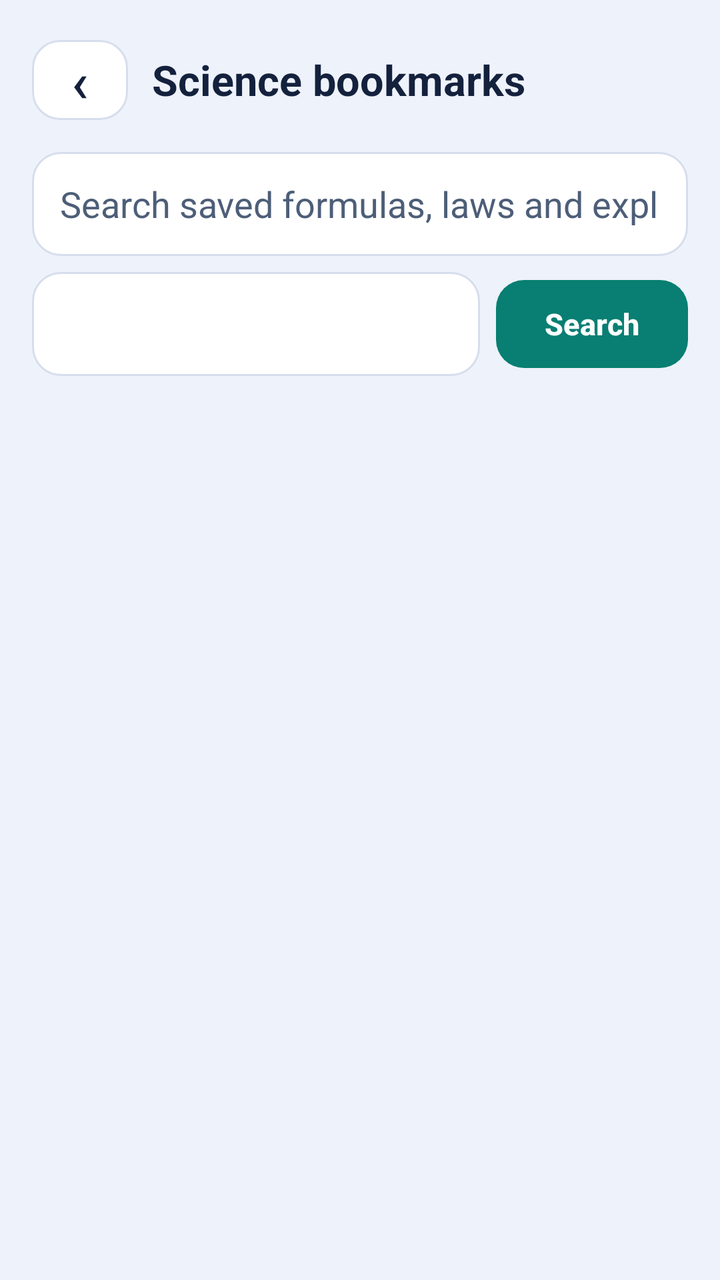
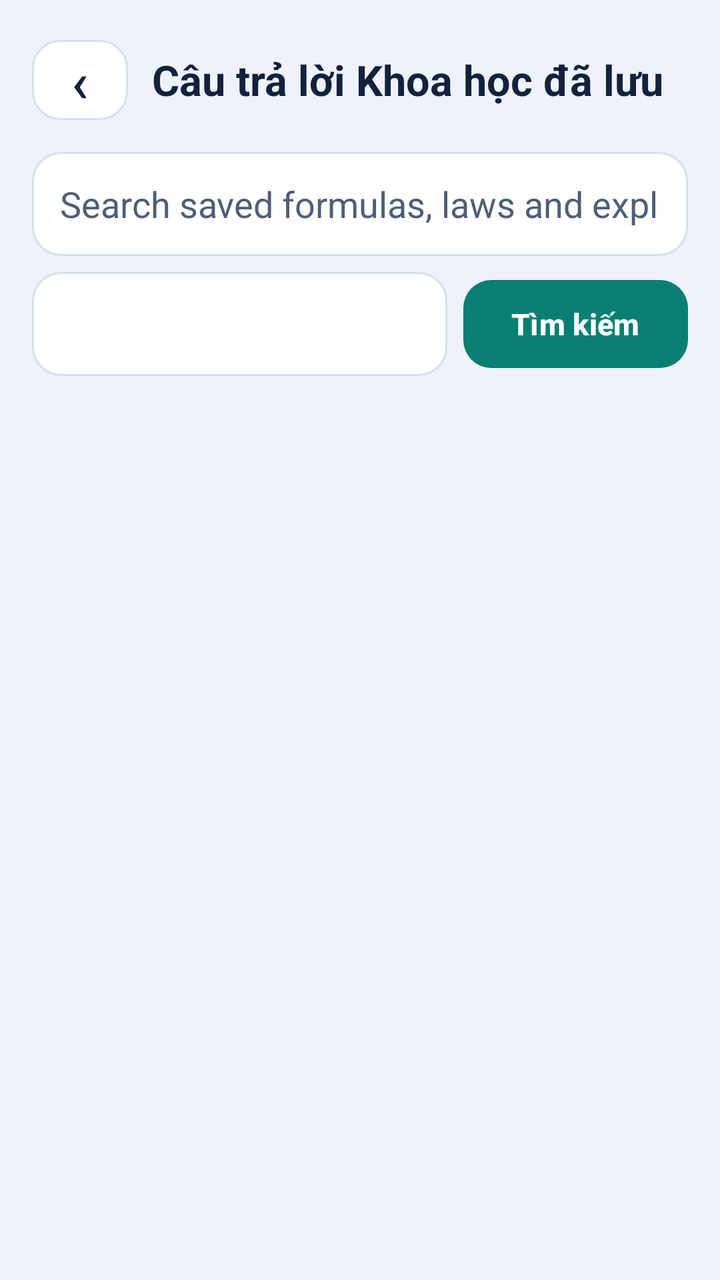

Two renders of the same Android screen: before a commit and after it. Below are the layout's source before the change and the commit's diff.
<!-- AndroidManifest.xml: application theme Theme.ScienceFeature -->
<!-- res/layout/activity_science_bookmarks.xml -->
<LinearLayout xmlns:android="http://schemas.android.com/apk/res/android" android:layout_width="match_parent" android:layout_height="match_parent" android:background="@color/science_background" android:orientation="vertical" android:padding="16dp">

    <LinearLayout android:layout_width="match_parent" android:layout_height="wrap_content" android:gravity="center_vertical" android:orientation="horizontal">

        <Button android:id="@+id/btnBookmarksBack" style="@style/ScienceSquareIconButton" android:contentDescription="Back" android:text="‹" android:textSize="28sp" />

        <TextView style="@style/ScienceHeaderTitle" android:layout_width="0dp" android:layout_height="wrap_content" android:layout_marginStart="12dp" android:layout_weight="1" android:text="Science bookmarks" />
    </LinearLayout>

    <EditText android:id="@+id/etBookmarkSearch" android:layout_width="match_parent" android:layout_height="52dp" android:layout_marginTop="12dp" android:background="@drawable/science_field_background" android:hint="Search saved formulas, laws and explanations" android:inputType="text" android:paddingHorizontal="14dp" android:textColor="@color/science_text_primary" android:textColorHint="@color/science_text_secondary" />

    <LinearLayout android:layout_width="match_parent" android:layout_height="wrap_content" android:layout_marginTop="8dp" android:orientation="horizontal">

        <Spinner android:id="@+id/spBookmarkSubject" android:layout_width="0dp" android:layout_height="52dp" android:layout_weight="1" android:background="@drawable/science_field_background" android:contentDescription="Filter bookmarks by science subject" android:paddingStart="10dp" android:paddingEnd="8dp" />

        <Button android:id="@+id/btnBookmarkSearch" style="@style/SciencePrimaryButton" android:layout_width="wrap_content" android:layout_height="wrap_content" android:layout_marginStart="8dp" android:minWidth="96dp" android:text="Search" android:minHeight="52dp" />
    </LinearLayout>

    <TextView android:id="@+id/tvBookmarksEmpty" style="@style/ScienceSecondaryText" android:layout_width="match_parent" android:layout_height="wrap_content" android:layout_marginTop="24dp" android:gravity="center" android:text="No bookmarks found." android:visibility="gone" />

    <androidx.recyclerview.widget.RecyclerView android:id="@+id/rvScienceBookmarks" android:layout_width="match_parent" android:layout_height="0dp" android:layout_marginTop="8dp" android:layout_weight="1" android:clipToPadding="false" android:paddingBottom="8dp" />
</LinearLayout>
<!-- resources referenced by this layout -->
<resources>
  <color name="science_background">#EEF2FA</color>
  <color name="science_text_primary">#14213D</color>
  <color name="science_text_secondary">#4D5E78</color>
  <style name="ScienceHeaderTitle"><item name="android:textColor">@color/science_text_primary</item><item name="android:textSize">21sp</item><item name="android:textStyle">bold</item></style>
  <style name="SciencePrimaryButton" parent="Widget.Material3.Button">
          <item name="android:minHeight">48dp</item><item name="android:textColor">@color/science_on_primary</item>
          <item name="backgroundTint">@color/science_primary</item><item name="cornerRadius">14dp</item>
          <item name="android:textAllCaps">false</item><item name="android:textStyle">bold</item><item name="android:textSize">15sp</item>
      </style>
  <style name="ScienceSecondaryText"><item name="android:textColor">@color/science_text_secondary</item><item name="android:textSize">15sp</item></style>
  <style name="Theme.ScienceFeature" parent="Theme.Material3.DayNight.NoActionBar">
          <item name="colorPrimary">@color/science_primary</item>
          <item name="colorOnPrimary">@color/science_on_primary</item>
          <item name="colorPrimaryContainer">@color/science_primary_container</item>
          <item name="colorSurface">@color/science_surface</item>
          <item name="colorOnSurface">@color/science_text_primary</item>
          <item name="android:windowLightStatusBar">true</item>
          <item name="android:navigationBarColor">@color/science_surface</item>
          <item name="android:statusBarColor">@color/science_background</item>
          <item name="android:fontFamily">sans-serif</item>
      <item name="android:windowBackground">@color/science_background</item><item name="android:textColorPrimary">@color/science_text_primary</item><item name="android:textColorSecondary">@color/science_text_secondary</item><item name="materialButtonStyle">@style/MentorScienceButton</item><item name="textInputStyle">@style/MentorScienceInput</item><item name="android:windowAnimationStyle">@style/MentorWindowAnimation</item></style>
  <color name="science_surface">#FFFFFF</color>
  <color name="science_focus">#2478D4</color>
  <color name="science_border">#D6DEED</color>
  <color name="science_on_primary">#FFFFFF</color>
  <color name="science_primary">#087F72</color>
  <dimen name="science_icon_button_size">48dp</dimen>
  <color name="science_primary_container">#CCEEE6</color>
  <style name="MentorScienceButton" parent="Widget.MaterialComponents.Button">
          <item name="backgroundTint">@color/mentor_science_button</item><item name="android:textColor">#FFFFFF</item><item name="cornerRadius">16dp</item><item name="android:minHeight">52dp</item>
          <item name="android:textAllCaps">false</item><item name="android:textSize">15sp</item>
          <item name="android:fontFamily">sans-serif-medium</item>
      </style>
  <style name="MentorScienceInput" parent="Widget.MaterialComponents.TextInputLayout.OutlinedBox">
          <item name="boxCornerRadiusTopStart">16dp</item><item name="boxCornerRadiusTopEnd">16dp</item>
          <item name="boxCornerRadiusBottomStart">16dp</item><item name="boxCornerRadiusBottomEnd">16dp</item>
      </style>
  <style name="MentorWindowAnimation"><item name="android:activityOpenEnterAnimation">@anim/mentor_enter</item><item name="android:activityOpenExitAnimation">@anim/mentor_exit</item><item name="android:activityCloseEnterAnimation">@anim/mentor_enter</item><item name="android:activityCloseExitAnimation">@anim/mentor_exit</item></style>
  <color name="mentor_science_button">#087F72</color>
  <!-- unchanged entries left out for length: 2 -->
</resources>

<!-- the commit's change to res/layout/activity_science_bookmarks.xml (unified diff, before → after) -->
@@ -2,9 +2,9 @@
 
     <LinearLayout android:layout_width="match_parent" android:layout_height="wrap_content" android:gravity="center_vertical" android:orientation="horizontal">
 
-        <Button android:id="@+id/btnBookmarksBack" style="@style/ScienceSquareIconButton" android:contentDescription="Back" android:text="‹" android:textSize="28sp" />
+        <Button android:id="@+id/btnBookmarksBack" style="@style/ScienceSquareIconButton" android:contentDescription="@string/science_back" android:text="‹" android:textSize="28sp" />
 
-        <TextView style="@style/ScienceHeaderTitle" android:layout_width="0dp" android:layout_height="wrap_content" android:layout_marginStart="12dp" android:layout_weight="1" android:text="Science bookmarks" />
+        <TextView style="@style/ScienceHeaderTitle" android:layout_width="0dp" android:layout_height="wrap_content" android:layout_marginStart="12dp" android:layout_weight="1" android:text="@string/science_tool_science_bookmarks" />
     </LinearLayout>
 
     <EditText android:id="@+id/etBookmarkSearch" android:layout_width="match_parent" android:layout_height="52dp" android:layout_marginTop="12dp" android:background="@drawable/science_field_background" android:hint="Search saved formulas, laws and explanations" android:inputType="text" android:paddingHorizontal="14dp" android:textColor="@color/science_text_primary" android:textColorHint="@color/science_text_secondary" />
@@ -13,10 +13,10 @@
 
         <Spinner android:id="@+id/spBookmarkSubject" android:layout_width="0dp" android:layout_height="52dp" android:layout_weight="1" android:background="@drawable/science_field_background" android:contentDescription="Filter bookmarks by science subject" android:paddingStart="10dp" android:paddingEnd="8dp" />
 
-        <Button android:id="@+id/btnBookmarkSearch" style="@style/SciencePrimaryButton" android:layout_width="wrap_content" android:layout_height="wrap_content" android:layout_marginStart="8dp" android:minWidth="96dp" android:text="Search" android:minHeight="52dp" />
+        <Button android:id="@+id/btnBookmarkSearch" style="@style/SciencePrimaryButton" android:layout_width="wrap_content" android:layout_height="wrap_content" android:layout_marginStart="8dp" android:minWidth="96dp" android:text="@string/science_tool_search" android:minHeight="52dp" />
     </LinearLayout>
 
-    <TextView android:id="@+id/tvBookmarksEmpty" style="@style/ScienceSecondaryText" android:layout_width="match_parent" android:layout_height="wrap_content" android:layout_marginTop="24dp" android:gravity="center" android:text="No bookmarks found." android:visibility="gone" />
+    <TextView android:id="@+id/tvBookmarksEmpty" style="@style/ScienceSecondaryText" android:layout_width="match_parent" android:layout_height="wrap_content" android:layout_marginTop="24dp" android:gravity="center" android:text="@string/science_tool_no_bookmarks_found" android:visibility="gone" />
 
     <androidx.recyclerview.widget.RecyclerView android:id="@+id/rvScienceBookmarks" android:layout_width="match_parent" android:layout_height="0dp" android:layout_marginTop="8dp" android:layout_weight="1" android:clipToPadding="false" android:paddingBottom="8dp" />
 </LinearLayout>
<!-- resource entries referenced after the edit -->
@@ -3,6 +3,10 @@
   <color name="science_background">#EEF2FA</color>
   <color name="science_text_primary">#14213D</color>
   <color name="science_text_secondary">#4D5E78</color>
+  <string name="science_back">Quay lại</string>
+  <string name="science_tool_no_bookmarks_found">Chưa có câu trả lời đã lưu.</string>
+  <string name="science_tool_science_bookmarks">Câu trả lời Khoa học đã lưu</string>
+  <string name="science_tool_search">Tìm kiếm</string>
   <style name="ScienceHeaderTitle"><item name="android:textColor">@color/science_text_primary</item><item name="android:textSize">21sp</item><item name="android:textStyle">bold</item></style>
   <style name="SciencePrimaryButton" parent="Widget.Material3.Button">
           <item name="android:minHeight">48dp</item><item name="android:textColor">@color/science_on_primary</item>
@@ -13,21 +17,21 @@
   <style name="Theme.ScienceFeature" parent="Theme.Material3.DayNight.NoActionBar">
           <item name="colorPrimary">@color/science_primary</item>
           <item name="colorOnPrimary">@color/science_on_primary</item>
-          <item name="colorPrimaryContainer">@color/science_primary_container</item>
+          <item name="colorPrimaryContainer">@color/mentor_science_container</item>
           <item name="colorSurface">@color/science_surface</item>
           <item name="colorOnSurface">@color/science_text_primary</item>
           <item name="android:windowLightStatusBar">true</item>
           <item name="android:navigationBarColor">@color/science_surface</item>
           <item name="android:statusBarColor">@color/science_background</item>
           <item name="android:fontFamily">sans-serif</item>
-      <item name="android:windowBackground">@color/science_background</item><item name="android:textColorPrimary">@color/science_text_primary</item><item name="android:textColorSecondary">@color/science_text_secondary</item><item name="materialButtonStyle">@style/MentorScienceButton</item><item name="textInputStyle">@style/MentorScienceInput</item><item name="android:windowAnimationStyle">@style/MentorWindowAnimation</item></style>
+      <item name="android:windowBackground">@color/science_background</item><item name="android:textColorPrimary">@color/science_text_primary</item><item name="android:textColorSecondary">@color/science_text_secondary</item><item name="materialButtonStyle">@style/MentorScienceButton</item><item name="textInputStyle">@style/MentorScienceInput</item><item name="android:windowAnimationStyle">@style/MentorWindowAnimation</item><item name="colorOnPrimaryContainer">@color/science_text_primary</item></style>
   <color name="science_surface">#FFFFFF</color>
   <color name="science_focus">#2478D4</color>
   <color name="science_border">#D6DEED</color>
   <color name="science_on_primary">#FFFFFF</color>
   <color name="science_primary">#087F72</color>
   <dimen name="science_icon_button_size">48dp</dimen>
-  <color name="science_primary_container">#CCEEE6</color>
+  <color name="mentor_science_container">#CCEEE6</color>
   <style name="MentorScienceButton" parent="Widget.MaterialComponents.Button">
           <item name="backgroundTint">@color/mentor_science_button</item><item name="android:textColor">#FFFFFF</item><item name="cornerRadius">16dp</item><item name="android:minHeight">52dp</item>
           <item name="android:textAllCaps">false</item><item name="android:textSize">15sp</item>
